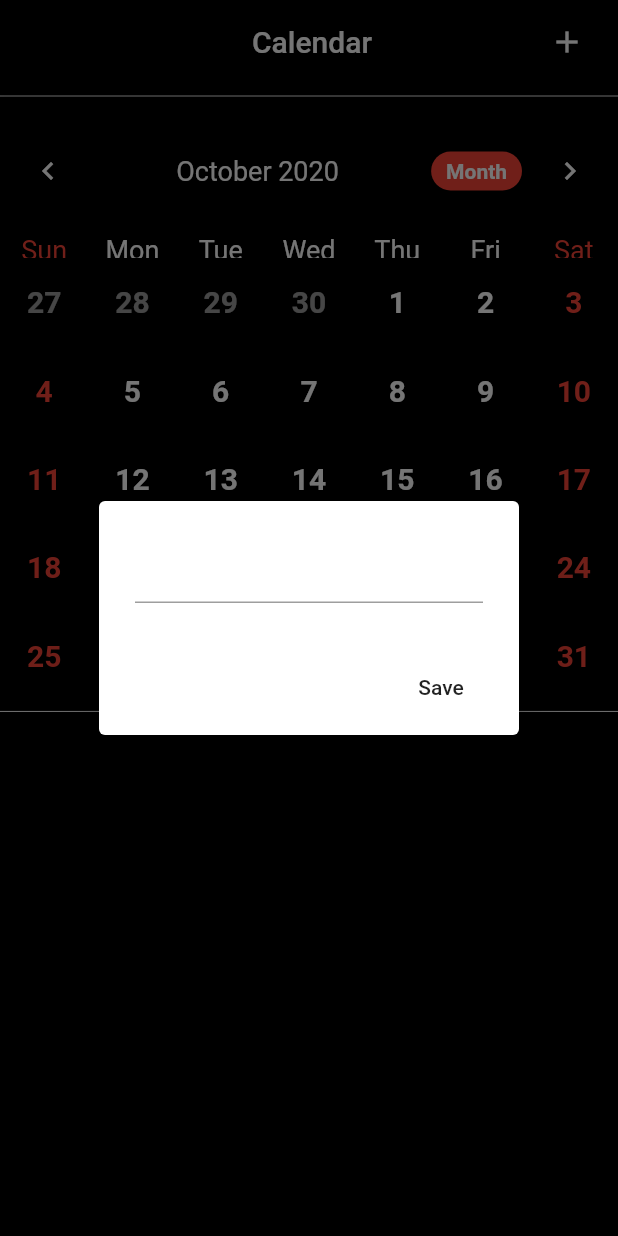
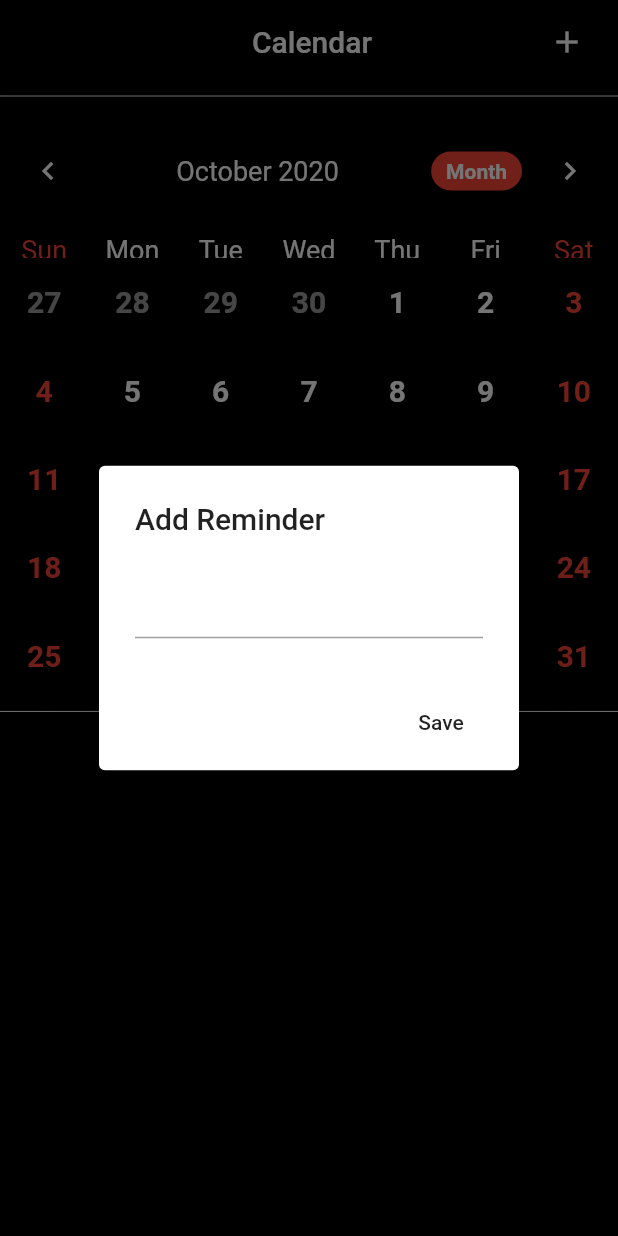
Before and after one commit to samyakOO7/calender_app, a Flutter app: the screen it shows after launch, after a tap on the "add" icon, on a phone screen of 412 x 824 dp. Run offline on Flutter 3.47's test engine with Material 2 defaults, Android fonts, the phone set to English and light mode, and no system bars; drawn by our look-alikes of table_calendar; our stand-ins replace shared_preferences.

Commit message:
Update main.dart

```diff
--- a/lib/main.dart
+++ b/lib/main.dart
@@ -233,6 +233,7 @@ actions: <Widget>[
   _showAddDialog(){
 showDialog(context: context,
 builder: (context)=>AlertDialog(
+   title: Text("Add Reminder"),
   content: TextField(
 controller: _eventcontroller,
   ),
```
